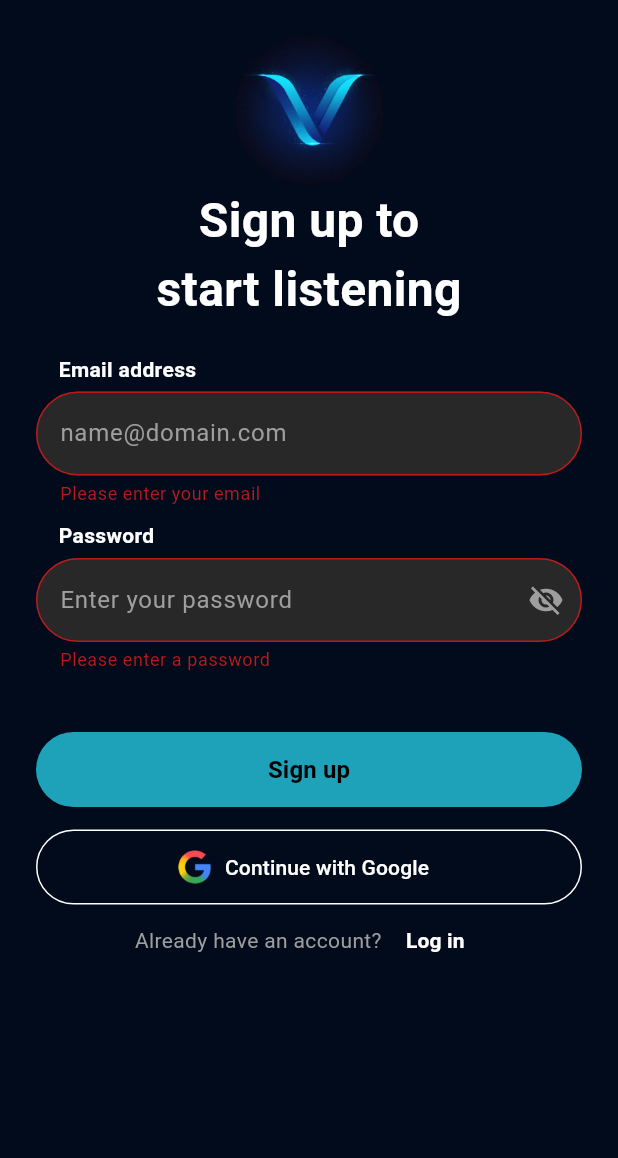
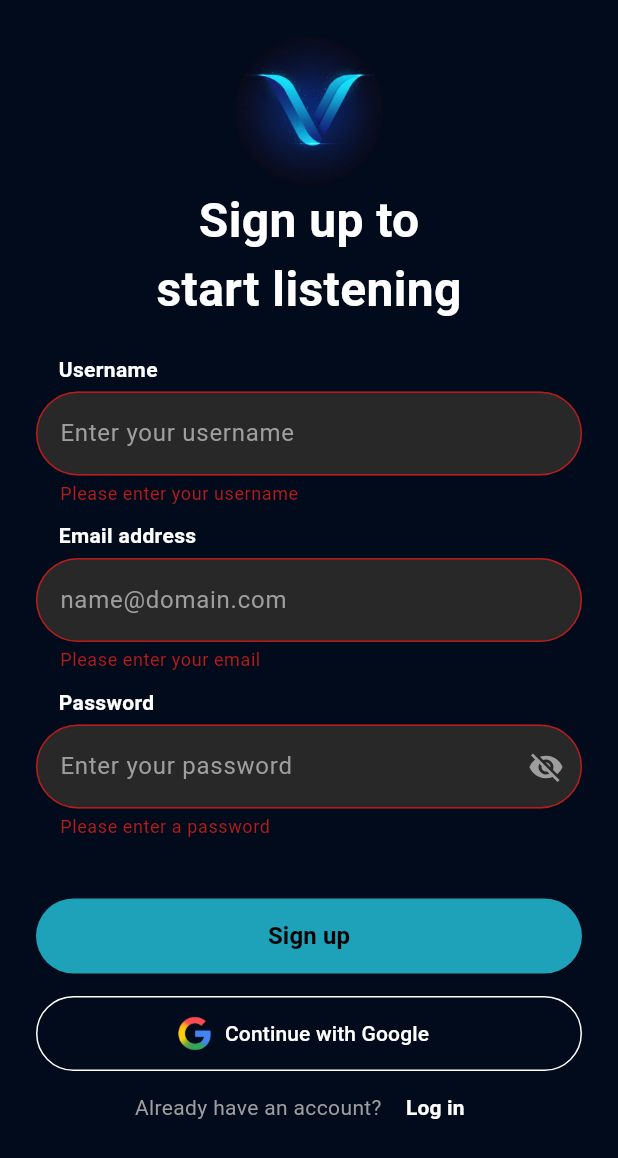
Before and after one commit to WickramaarachchiBS/Vespera---Music-and-Song-Recognition-App, a Flutter app: the SignUpScreen screen opened by its route, after a tap on "Sign up", on a phone screen of 412 x 824 dp. Shown: the top 1158 px of the screen. Run offline on Flutter 3.47's test engine with Material 3 defaults, Android fonts, the phone set to English and light mode, and no system bars; our stand-ins replace cloud_firestore, firebase_auth, firebase_core; accounts and stored records are empty.

Commit message:
Add Firestore integration for user sign up
Integrated cloud_firestore package and updated AuthService to store user details in Firestore upon sign up. Added username field to the sign up screen and ensured user profile is updated with display name. Also included utility methods for fetching and updating user data in Firestore.

```diff
--- a/lib/main.dart
+++ b/lib/main.dart
@@ -1,7 +1,6 @@
 import 'package:firebase_core/firebase_core.dart';
 import 'package:flutter/material.dart';
 import 'package:vespera/screens/common_screen.dart';
-import 'package:vespera/screens/home_screen.dart';
 import 'package:vespera/screens/signin_screen.dart';
 import 'package:vespera/screens/signup_screen.dart';
 import 'package:vespera/screens/welcome_screen.dart';
--- a/lib/screens/signup_screen.dart
+++ b/lib/screens/signup_screen.dart
@@ -14,6 +14,7 @@ class _SignUpScreenState extends State<SignUpScreen> {
   final AuthService _authService = AuthService();
 
   final _formKey = GlobalKey<FormState>();
+  final _nameController = TextEditingController();
   final _emailController = TextEditingController();
   final _passwordController = TextEditingController();
   bool _obscurePassword = true;
@@ -21,6 +22,7 @@ class _SignUpScreenState extends State<SignUpScreen> {
 
   @override
   void dispose() {
+    _nameController.dispose();
     _emailController.dispose();
     _passwordController.dispose();
     super.dispose();
@@ -36,11 +38,12 @@ class _SignUpScreenState extends State<SignUpScreen> {
       _isLoading = true;
     });
 
+    String name = _nameController.text.trim();
     String email = _emailController.text.trim();
     String password = _passwordController.text.trim();
 
     try {
-      await _authService.signUp(email: email, password: password);
+      await _authService.signUp(name: name, email: email, password: password);
 
       if (mounted) {
         ScaffoldMessenger.of(context).showSnackBar(
@@ -99,6 +102,51 @@ class _SignUpScreenState extends State<SignUpScreen> {
                   style: TextStyle(color: Colors.white, fontSize: 32, fontWeight: FontWeight.bold),
                 ),
                 SizedBox(height: 20),
+
+                // NAME FIELD
+                Container(
+                  alignment: Alignment.centerLeft,
+                  margin: EdgeInsets.only(left: 15),
+                  child: Text(
+                    'Username',
+                    style: TextStyle(
+                      color: Colors.white,
+                      fontSize: 14,
+                      fontWeight: FontWeight.bold,
+                    ),
+                  ),
+                ),
+                SizedBox(height: 5),
+                TextFormField(
+                  controller: _nameController,
+                  keyboardType: TextInputType.emailAddress,
+                  style: TextStyle(color: Colors.white),
+                  decoration: InputDecoration(
+                    hintText: 'Enter your username',
+                    hintStyle: TextStyle(color: Colors.grey),
+                    filled: true,
+                    fillColor: Color(0xFF282828),
+                    border: OutlineInputBorder(
+                      borderRadius: BorderRadius.circular(30),
+                      borderSide: BorderSide(color: Colors.grey),
+                    ),
+                    enabledBorder: OutlineInputBorder(
+                      borderRadius: BorderRadius.circular(30),
+                      borderSide: BorderSide(color: Colors.grey),
+                    ),
+                    focusedBorder: OutlineInputBorder(
+                      borderRadius: BorderRadius.circular(30),
+                      borderSide: BorderSide(color: Color(0xFF1DB954)),
+                    ),
+                  ),
+                  validator: (value) {
+                    if (value == null || value.isEmpty) {
+                      return 'Please enter your username';
+                    }
+                    return null;
+                  },
+                ),
+                SizedBox(height: 10),
 
                 // EMAIL FIELD
                 Container(
--- a/pubspec.yaml
+++ b/pubspec.yaml
@@ -36,6 +36,7 @@ dependencies:
   cupertino_icons: ^1.0.8
   firebase_core: ^4.2.0
   firebase_auth: ^6.1.1
+  cloud_firestore: ^6.0.3
 
 dev_dependencies:
   flutter_test:
```
Also changed, not shown: lib/services/auth_service.dart (+62 -1 lines).
